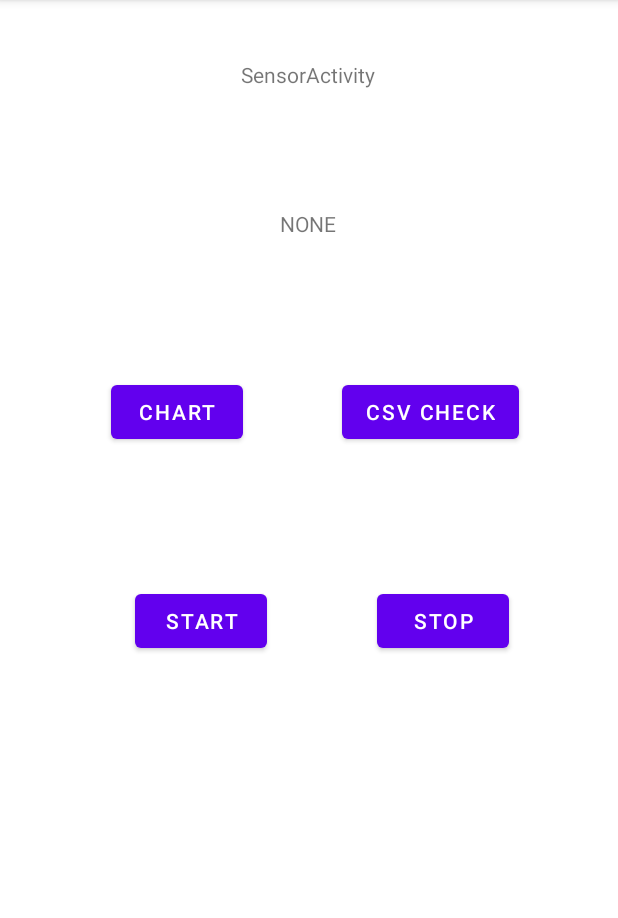
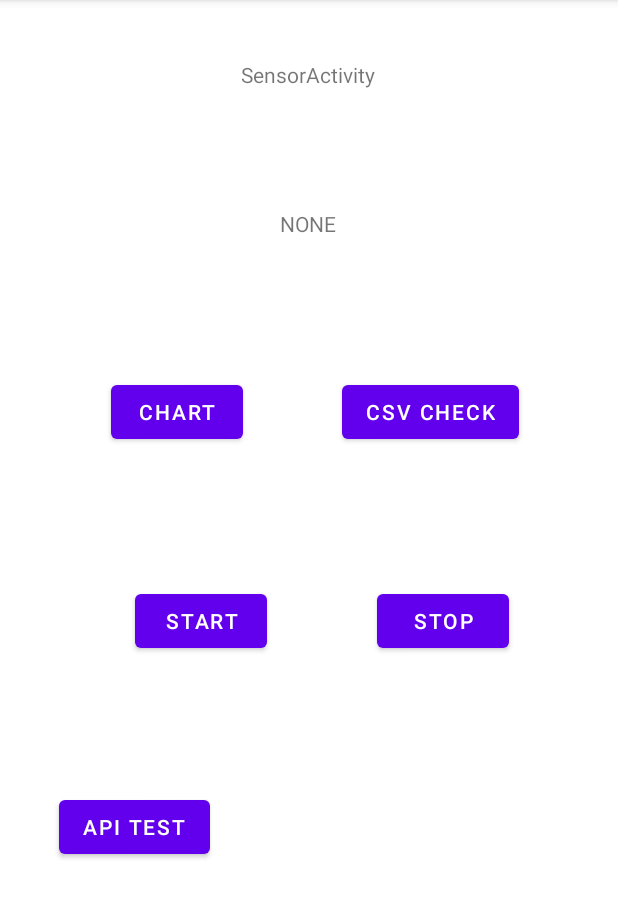
Before and after one commit to wooing1084/AsanMobileProject, an Android app: the SensorActivity screen opened directly, with no data from a screen before it, on a phone screen of 412 x 824 dp, the part 84-1002 px from its top. Run offline under Robolectric (Android 15) with nearby library versions, the phone set to English and light mode, and no system bars; our stand-ins replace EventBus, Room's generated code; 1 statement that could not run was skipped.

Commit message:
feat: getFromNow 기능 구현

```diff
--- a/asanMobile/app/src/main/java/com/example/asanmobile/activity/SensorActivity.kt
+++ b/asanMobile/app/src/main/java/com/example/asanmobile/activity/SensorActivity.kt
@@ -17,6 +17,7 @@ import com.example.asanmobile.common.SocketStateEvent
 import com.example.asanmobile.databinding.ActivitySensorBinding
 import com.example.asanmobile.sensor.controller.SensorController
 import com.example.asanmobile.service.AcceptService
+import kotlinx.coroutines.*
 import org.greenrobot.eventbus.EventBus
 import org.greenrobot.eventbus.Subscribe
 
@@ -84,6 +85,13 @@ class SensorActivity() : AppCompatActivity() {
             startActivity(intent)
         }
 
+        // 원하는 시간만큼 roomDB에서 데이터 추출 메소드 사용 예시
+        binding.BtnTest.setOnClickListener {
+            CoroutineScope(Dispatchers.Main).launch {
+                sensorController.getDataFromNow("HeartRate", 600)
+            }
+        }
+
         this.onBackPressedDispatcher.addCallback(this, callback)
     }
 
--- a/asanMobile/app/src/main/java/com/example/asanmobile/sensor/dao/HeartRateDao.kt
+++ b/asanMobile/app/src/main/java/com/example/asanmobile/sensor/dao/HeartRateDao.kt
@@ -27,7 +27,7 @@ interface HeartRateDao {
     @Query("DELETE FROM heartRate WHERE id = :id")
     fun delete(id: Long)
 
-//    @Query("SELECT * FROM heartRate WHERE ")
-//    fun getFromNow(now: Long, time: Int): List<HeartRate>
+    @Query("SELECT * FROM heartRate WHERE time BETWEEN time - :period AND :now")
+    fun getFromNow(now: Long, period: Long): List<HeartRate>
 
 }
--- a/asanMobile/app/src/main/java/com/example/asanmobile/sensor/dao/PpgGreenDao.kt
+++ b/asanMobile/app/src/main/java/com/example/asanmobile/sensor/dao/PpgGreenDao.kt
@@ -4,6 +4,7 @@ import androidx.room.Dao
 import androidx.room.Delete
 import androidx.room.Insert
 import androidx.room.Query
+import com.example.asanmobile.sensor.model.HeartRate
 import com.example.asanmobile.sensor.model.PpgGreen
 import com.example.asanmobile.sensor.model.Sensor
 
@@ -25,6 +26,6 @@ interface PpgGreenDao {
     @Query("DELETE FROM ppgGreen WHERE id = :id")
     suspend fun deleteById(id: Long)
 
-//    @Query("")
-//    fun getFromNow(time: Int): List<PpgGreen>
+    @Query("SELECT * FROM ppgGreen WHERE time BETWEEN time - :period AND :now")
+    fun getFromNow(now: Long, period: Long): List<PpgGreen>
 }
--- a/asanMobile/app/src/main/java/com/example/asanmobile/sensor/service/PpgGreenService.kt
+++ b/asanMobile/app/src/main/java/com/example/asanmobile/sensor/service/PpgGreenService.kt
@@ -38,6 +38,11 @@ class PpgGreenService(context: Context) {
         return ppgGreenDao.getAll(cursor)
     }
 
+    fun getFromNow(period: Long): List<Sensor> {
+        val now = System.currentTimeMillis()
+        return ppgGreenDao.getFromNow(now, period)
+    }
+
 //    fun delete(id: Long) {
 //        ppgGreenDao.delete(id)
 //    }
--- a/asanMobile/app/src/main/res/layout/activity_sensor.xml
+++ b/asanMobile/app/src/main/res/layout/activity_sensor.xml
@@ -88,4 +88,16 @@
 
     </androidx.constraintlayout.widget.ConstraintLayout>
 
+    <Button
+        android:id="@+id/BtnTest"
+        android:layout_width="wrap_content"
+        android:layout_height="wrap_content"
+        android:text="API test"
+        app:layout_constraintBottom_toBottomOf="parent"
+        app:layout_constraintEnd_toEndOf="parent"
+        app:layout_constraintHorizontal_bias="0.126"
+        app:layout_constraintStart_toStartOf="parent"
+        app:layout_constraintTop_toTopOf="parent"
+        app:layout_constraintVertical_bias="0.732" />
+
 </androidx.constraintlayout.widget.ConstraintLayout>
```
Also changed, not shown: asanMobile/app/src/main/java/com/example/asanmobile/sensor/controller/SensorController.kt (+11 -11 lines), asanMobile/app/src/main/java/com/example/asanmobile/sensor/service/HeartRateService.kt (+4 -4 lines), asanMobile/app/src/main/java/com/example/asanmobile/service/AcceptService.kt (+4 -4 lines).
